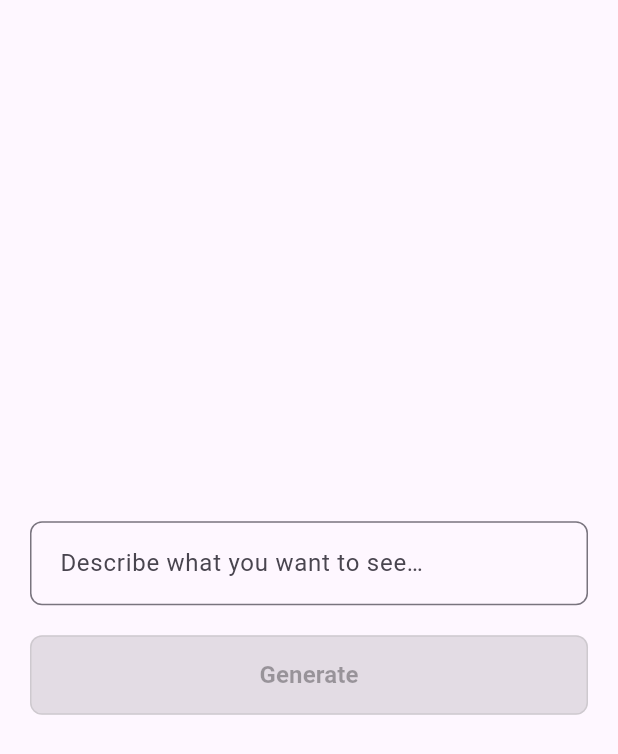
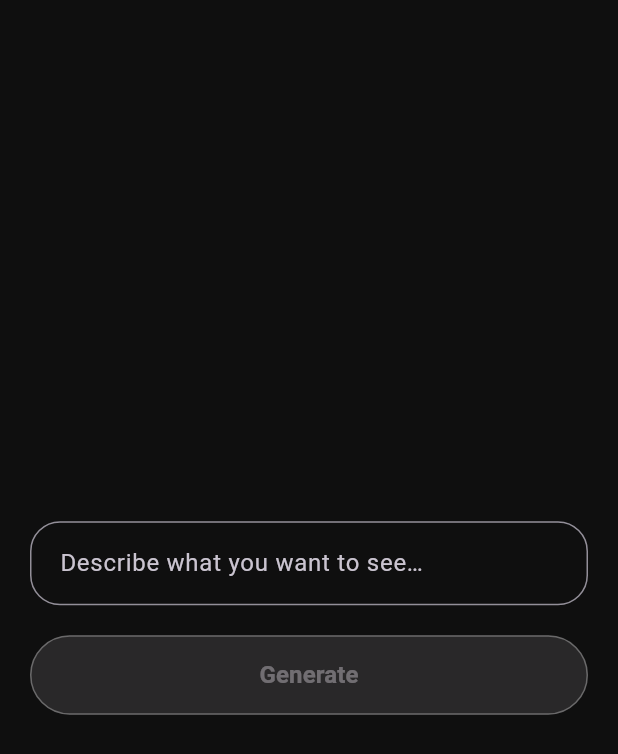
Before and after one commit to petrfalkovsky/prompt_result, a Flutter app: the screen it shows after launch, on a phone screen of 412 x 824 dp. Shown: the top 754 px of the screen. Run offline on Flutter 3.47's test engine with Material 3 defaults, Android fonts, the phone set to English and light mode, and no system bars; our stand-ins replace bloc, equatable, flutter_bloc, get_it, go_router, injectable.

```diff
--- a/analysis_options.yaml
+++ b/analysis_options.yaml
@@ -7,6 +7,9 @@
 
 # The following line activates a set of recommended lints for Flutter apps,
 # packages, and plugins designed to encourage good coding practices.
+analyzer:
+  errors:
+    deprecated_member_use: ignore
 include: package:flutter_lints/flutter.yaml
 
 linter:
--- a/lib/core/theme/app_colors.dart
+++ b/lib/core/theme/app_colors.dart
@@ -4,4 +4,6 @@ abstract class AppColors {
   // Main
   static const Color white = Color(0xFFFFFFFF);
   static const Color black = Color(0xF0000000);
+  static const Color purple = Color(0xFF6D27E7);
+  static const Color yellow = Color(0xFFFE8617);
 }
--- a/lib/feature/app/app.dart
+++ b/lib/feature/app/app.dart
@@ -2,6 +2,7 @@ import 'package:flutter/material.dart';
 import 'package:flutter_bloc/flutter_bloc.dart';
 import 'package:flutter_localizations/flutter_localizations.dart';
 import 'package:get_it/get_it.dart';
+import 'package:prompt_result/core/theme/app_colors.dart';
 import 'package:prompt_result/feature/app/routing/app_routing.dart';
 import 'package:prompt_result/feature/result/presentation/bloc/image_generator_bloc.dart';
 import 'package:prompt_result/generated/l10n.dart';
@@ -31,6 +32,11 @@ class _AppState extends State<App> {
       child: MaterialApp.router(
         debugShowCheckedModeBanner: false,
         routerConfig: goRouter,
+        theme: ThemeData(
+          scaffoldBackgroundColor: AppColors.black,
+          appBarTheme: const AppBarTheme(backgroundColor: AppColors.black),
+          brightness: Brightness.dark,
+        ),
         localizationsDelegates: const [
           Locales.delegate,
           GlobalMaterialLocalizations.delegate,
--- a/lib/feature/prompt/presentation/pages/prompt_screen.dart
+++ b/lib/feature/prompt/presentation/pages/prompt_screen.dart
@@ -15,8 +15,12 @@ class PromptScreen extends StatefulWidget {
   State<PromptScreen> createState() => _PromptScreenState();
 }
 
-class _PromptScreenState extends State<PromptScreen> {
+class _PromptScreenState extends State<PromptScreen> with SingleTickerProviderStateMixin {
   late final TextEditingController _promptController;
+  late final AnimationController _animationController;
+  late final Animation<Color?> _backgroundColorAnimation;
+  late final Animation<Color?> _foregroundColorAnimation;
+
   bool _isButtonActive = false;
 
   @override
@@ -25,18 +29,50 @@ class _PromptScreenState extends State<PromptScreen> {
     _promptController = TextEditingController(text: widget.initialPrompt);
     _isButtonActive = _promptController.text.isNotEmpty;
     _promptController.addListener(_updateButtonState);
+
+    _animationController = AnimationController(
+      vsync: this,
+      duration: const Duration(milliseconds: 500),
+    );
+
+    _backgroundColorAnimation = ColorTween(
+      begin: AppColors.purple.withOpacity(0.2),
+      end: AppColors.purple,
+    ).animate(_animationController);
+
+    _foregroundColorAnimation = ColorTween(
+      begin: AppColors.purple.withOpacity(0.5),
+      end: AppColors.white,
+    ).animate(_animationController);
+
+    if (_isButtonActive) {
+      _animationController.value = 1.0;
+    } else {
+      _animationController.value = 0.0;
+    }
   }
 
   void _updateButtonState() {
+    final bool isActive = _promptController.text.isNotEmpty;
+
+    if (isActive != _isButtonActive) {
       setState(() {
-      _isButtonActive = _promptController.text.isNotEmpty;
+        _isButtonActive = isActive;
       });
+
+      if (isActive) {
+        _animationController.forward();
+      } else {
+        _animationController.reverse();
+      }
+    }
   }
 
   @override
   void dispose() {
     _promptController.removeListener(_updateButtonState);
     _promptController.dispose();
+    _animationController.dispose();
     super.dispose();
   }
 
@@ -52,6 +88,8 @@ class _PromptScreenState extends State<PromptScreen> {
     return GestureDetector(
       onTap: () => FocusScope.of(context).unfocus(),
       child: Scaffold(
+        backgroundColor: AppColors.black,
+        extendBodyBehindAppBar: true,
         body: SafeArea(
           child: Padding(
             padding: const EdgeInsets.all(20.0),
@@ -63,7 +101,7 @@ class _PromptScreenState extends State<PromptScreen> {
                   controller: _promptController,
                   decoration: InputDecoration(
                     hintText: Locales.of(context).describe,
-                    border: OutlineInputBorder(borderRadius: BorderRadius.circular(8.0)),
+                    border: OutlineInputBorder(borderRadius: BorderRadius.circular(20)),
                     contentPadding: EdgeInsets.all(16.0),
                   ),
                   maxLines: 5,
@@ -72,18 +110,24 @@ class _PromptScreenState extends State<PromptScreen> {
                   onEditingComplete: _isButtonActive ? _onGeneratePressed : null,
                 ),
                 SizedBox(height: 20),
-                ElevatedButton(
+                AnimatedBuilder(
+                  animation: _animationController,
+                  builder: (context, child) {
+                    return ElevatedButton(
                       onPressed: _isButtonActive ? _onGeneratePressed : null,
                       style: ElevatedButton.styleFrom(
-                    backgroundColor: _isButtonActive ? AppColors.black : AppColors.white,
-                    foregroundColor: _isButtonActive ? AppColors.white : Colors.grey,
+                        backgroundColor: _backgroundColorAnimation.value,
+                        foregroundColor: _foregroundColorAnimation.value,
                         padding: EdgeInsets.symmetric(vertical: 15.0),
                         shape: RoundedRectangleBorder(
-                      borderRadius: BorderRadius.circular(8.0),
-                      side: BorderSide(color: Colors.grey.withOpacity(0.3)),
+                          borderRadius: BorderRadius.circular(50),
+                          side: BorderSide(color: AppColors.white.withOpacity(0.3)),
                         ),
                         elevation: _isButtonActive ? 2.0 : 0.0,
                       ),
+                      child: child,
+                    );
+                  },
                   child: Text(
                     Locales.of(context).generate,
                     style: TextStyle(fontSize: 16, fontWeight: FontWeight.bold),
--- a/lib/feature/result/presentation/widgets/image_generation_failure.dart
+++ b/lib/feature/result/presentation/widgets/image_generation_failure.dart
@@ -1,5 +1,6 @@
 import 'package:flutter/material.dart';
 import 'package:go_router/go_router.dart';
+import 'package:prompt_result/core/constants/resources/app_images.dart';
 import 'package:prompt_result/generated/l10n.dart';
 
 class ImageGenerationFailure extends StatelessWidget {
@@ -13,7 +14,7 @@ class ImageGenerationFailure extends StatelessWidget {
       child: Column(
         mainAxisAlignment: MainAxisAlignment.center,
         children: [
-          Icon(Icons.error_outline, size: 64),
+          Image.asset(AppImages.placeholder, width: 200),
           Text('${Locales.current.error} $error'),
           ElevatedButton(onPressed: () => context.pop(), child: Text(Locales.current.retry)),
         ],
--- a/lib/feature/result/presentation/widgets/image_generation_success.dart
+++ b/lib/feature/result/presentation/widgets/image_generation_success.dart
@@ -1,5 +1,6 @@
 import 'package:flutter/material.dart';
 import 'package:go_router/go_router.dart';
+import 'package:prompt_result/core/constants/resources/app_images.dart';
 import 'package:prompt_result/generated/l10n.dart';
 
 class ImageGenerationSuccess extends StatelessWidget {
@@ -24,7 +25,7 @@ class ImageGenerationSuccess extends StatelessWidget {
                   child: Column(
                     mainAxisAlignment: MainAxisAlignment.center,
                     children: [
-                      Icon(Icons.broken_image, size: 64),
+                      Image.asset(AppImages.placeholder, width: 200),
                       Text(Locales.current.image_upload_error),
                     ],
                   ),
```
Also changed, not shown: lib/feature/result/data/image_data.dart (+8 -3 lines), lib/feature/result/presentation/pages/image_generator_screen.dart (deleted, +0 -82 lines), lib/feature/result/presentation/pages/result_screen.dart (+13 -11 lines). Lines whose indentation alone changed are shown as unchanged.
